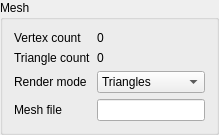
Before: the Qt Designer form interface/MeshComp.ui in Razakhel/RaZor, drawn with Qt 5.
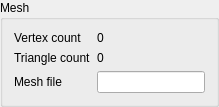
After: the same form once the commit is applied. Custom widgets are drawn as their Qt base class.

Commit message:
[Interface/AppWindow] Added MeshRenderer as a component to be displayed
- The render mode combo box is now in the MeshRenderer's group

- A MeshRenderer component can be added to an entity

- Updated RaZ (commit e143250)

- Added the sound pitch variation; the current volume is properly recovered when reloading the components panel

- Removed the File > Open... action

What changed in the file:
```diff
--- a/interface/MeshComp.ui
+++ b/interface/MeshComp.ui
@@ -38,34 +38,13 @@
     </widget>
    </item>
    <item row="2" column="0">
-    <widget class="QLabel" name="renderModeLabel">
-     <property name="text">
-      <string>Render mode</string>
-     </property>
-    </widget>
-   </item>
-   <item row="2" column="1">
-    <widget class="QComboBox" name="renderMode">
-     <item>
-      <property name="text">
-       <string>Triangles</string>
-      </property>
-     </item>
-     <item>
-      <property name="text">
-       <string>Points</string>
-      </property>
-     </item>
-    </widget>
-   </item>
-   <item row="3" column="0">
     <widget class="QLabel" name="meshFileLabel">
      <property name="text">
       <string>Mesh file</string>
      </property>
     </widget>
    </item>
-   <item row="3" column="1">
+   <item row="2" column="1">
     <widget class="FileWidget&lt;FileType::MESH&gt;" name="meshFile">
      <property name="enabled">
       <bool>true</bool>
```
Left out of the diff: 1 changed line with no effect on the pictures. The commit also changes 9 other files.
